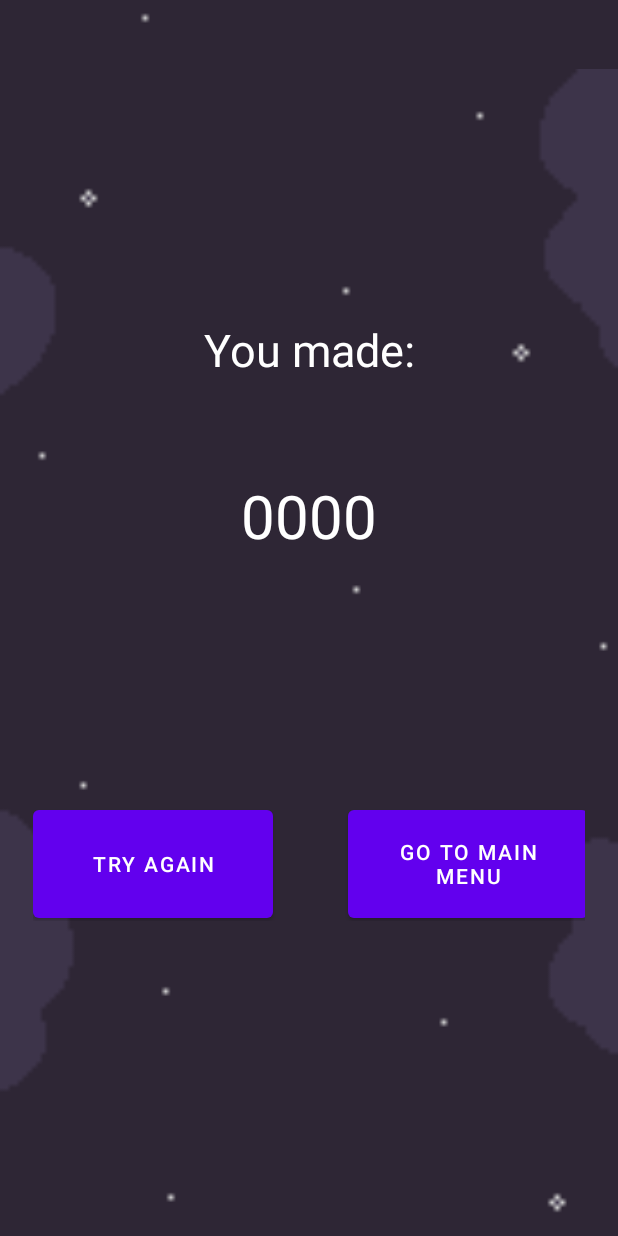
After one commit to Joymg/LDM-Practica-3, an Android app: the layout fragment_end_game.xml on its own in the app's theme, with its tools: preview values and no code run, on a phone screen of 412 x 824 dp. The commit adds this screen. Run offline under Robolectric (Android 15) with nearby library versions, the phone set to English and light mode, and no system bars.

Commit message:
End gameFragment

```diff
--- a/app/src/main/java/com/ldm/practica3/projectduality/activities/MainActivity.java
+++ b/app/src/main/java/com/ldm/practica3/projectduality/activities/MainActivity.java
@@ -68,7 +68,7 @@ public class MainActivity extends AppCompatActivity {
         navigateToFragment( new GameFragment(shipSelection));
     }
 
-    private void navigateToFragment(Fragment dst) {
+    public void navigateToFragment(Fragment dst) {
         getSupportFragmentManager()
                 .beginTransaction()
                 .replace(R.id.container, dst, TAG_FRAGMENT)
--- a/app/src/main/java/com/ldm/practica3/projectduality/gameObjects/Player.java
+++ b/app/src/main/java/com/ldm/practica3/projectduality/gameObjects/Player.java
@@ -232,7 +232,8 @@ public class Player extends Actor {
                 gameEngine.removeGameObject(this);
 
                 //Todo: show game over screen
-                //gameEngine.stopGame();
+                gameEngine.onPlayerDie();
+
 
             }
 
@@ -258,7 +259,8 @@ public class Player extends Actor {
                         gameEngine.removeGameObject(this);
 
                         //Todo: show game over screen
-                        //gameEngine.stopGame();
+                        gameEngine.onPlayerDie();
+
 
                     }
                 }
--- /dev/null
+++ b/app/src/main/res/layout/fragment_end_game.xml
@@ -0,0 +1,84 @@
+<?xml version="1.0" encoding="utf-8"?>
+<androidx.constraintlayout.widget.ConstraintLayout xmlns:android="http://schemas.android.com/apk/res/android"
+    xmlns:app="http://schemas.android.com/apk/res-auto"
+    xmlns:tools="http://schemas.android.com/tools"
+    android:layout_width="match_parent"
+    android:layout_height="match_parent">
+
+    <ImageView
+        android:id="@+id/imageView4"
+        android:layout_width="500dp"
+        android:layout_height="824dp"
+        app:layout_constraintBottom_toBottomOf="parent"
+        app:layout_constraintEnd_toEndOf="parent"
+        app:layout_constraintStart_toStartOf="parent"
+        app:layout_constraintTop_toTopOf="parent"
+        app:srcCompat="@drawable/bg" />
+
+    <ImageView
+        android:id="@+id/imageView3"
+        android:layout_width="match_parent"
+        android:layout_height="811dp"
+        app:layout_constraintBottom_toBottomOf="parent"
+        app:layout_constraintEnd_toEndOf="parent"
+        app:layout_constraintStart_toStartOf="parent"
+        app:layout_constraintTop_toTopOf="parent"
+        app:srcCompat="@drawable/fg" />
+
+    <LinearLayout
+        android:layout_width="368dp"
+        android:layout_height="403dp"
+        android:orientation="vertical"
+        app:layout_constraintBottom_toBottomOf="parent"
+        app:layout_constraintEnd_toEndOf="parent"
+        app:layout_constraintStart_toStartOf="parent"
+        app:layout_constraintTop_toTopOf="parent">
+
+        <TextView
+            android:id="@+id/textView13"
+            android:layout_width="match_parent"
+            android:layout_height="45dp"
+            android:layout_marginLeft="8dp"
+            android:layout_marginRight="8dp"
+            android:gravity="center"
+            android:text="@string/puntuation"
+            android:textAlignment="center"
+            android:textColor="#FFFFFF"
+            android:textSize="30sp" />
+
+        <TextView
+            android:id="@+id/score"
+            android:layout_width="match_parent"
+            android:layout_height="176dp"
+            android:layout_marginLeft="8dp"
+            android:layout_marginRight="8dp"
+            android:gravity="center"
+            android:text="@string/finalScore"
+            android:textColor="#FFFFFF"
+            android:textSize="40sp" />
+
+        <TextView
+            android:id="@+id/textView12"
+            android:layout_width="match_parent"
+            android:layout_height="102dp" />
+
+        <LinearLayout
+            android:layout_width="match_parent"
+            android:layout_height="84dp"
+            android:orientation="horizontal">
+
+            <Button
+                android:id="@+id/restartButton"
+                android:layout_width="160dp"
+                android:layout_height="match_parent"
+                android:layout_marginRight="50dp"
+                android:text="@string/restart" />
+
+            <Button
+                android:id="@+id/mainMenuButton"
+                android:layout_width="160dp"
+                android:layout_height="match_parent"
+                android:text="@string/mainMenu" />
+        </LinearLayout>
+    </LinearLayout>
+</androidx.constraintlayout.widget.ConstraintLayout>
--- a/app/src/main/res/values/strings.xml
+++ b/app/src/main/res/values/strings.xml
@@ -14,7 +14,16 @@
 
     <string name="hello_world">Hello</string>
     <string name="pause">Game paused</string>
+
     <string name="start">Start game</string>
+    <string name="left">❮</string>
+    <string name="right">❯</string>
+
+    <string name="mainMenu">Go to Main Menu</string>
+    <string name="restart">Try Again</string>
+    <string name="puntuation">You made:</string>
+    <string name="finalScore">0000</string>
+
     <string name="game_title">game title</string>
     <string name="pause_dialog_title">pause title</string>
     <string name="pause_dialog_message">pause message</string>
```
Also changed, not shown: app/src/main/java/com/ldm/practica3/projectduality/engine/GameEngine.java (+11 -0 lines), app/src/main/java/com/ldm/practica3/projectduality/fragments/EndGameFragment.java (added, +53 -0 lines), app/src/main/res/layout/fragment_main_menu.xml (+6 -4 lines).
